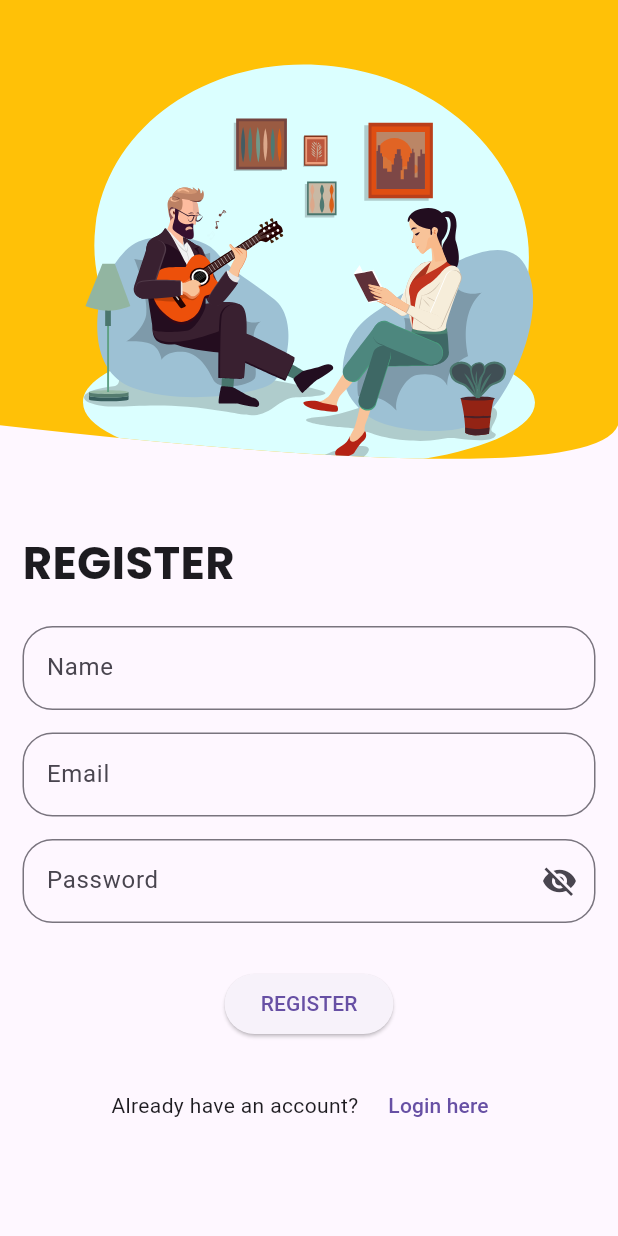
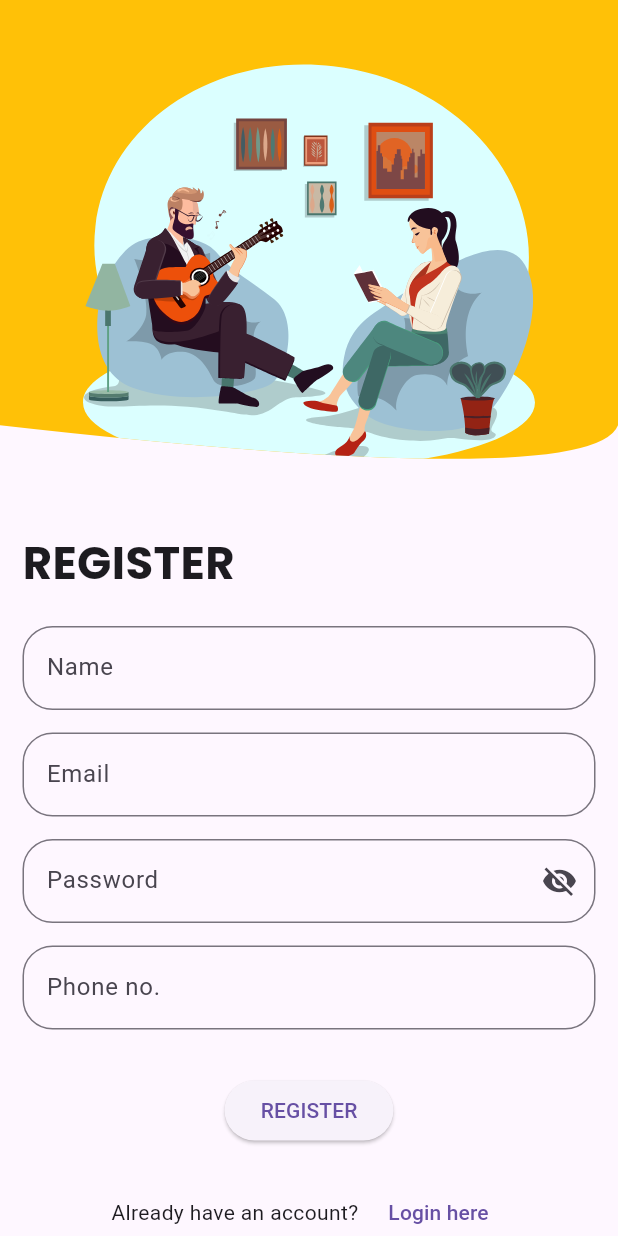
Before and after one commit to nikhilks767/git-R, a Flutter app: the screen it shows after launch, after a tap on "Register here", on a phone screen of 412 x 824 dp. Run offline on Flutter 3.47's test engine with Material 3 defaults, Android fonts, the phone set to English and light mode, and no system bars; our stand-ins replace cloud_firestore, firebase_auth, firebase_core, get, google_fonts, lottie and 1 more; missing offline and left inert: flutter_guitar_chord, guitar_chord_library, slidable_drawer; accounts and stored records are empty; network calls fail.

Commit message:
second_commit

```diff
--- a/lib/main.dart
+++ b/lib/main.dart
@@ -3,17 +3,14 @@
 import 'package:firebase_core/firebase_core.dart';
 import 'package:flutter/material.dart';
 import 'package:get/get.dart';
+import 'package:gitr/firebase_options.dart';
 import 'package:gitr/view/splash_screen/splash_screen.dart';
 
 Future<void> main() async {
   WidgetsFlutterBinding.ensureInitialized();
   await Firebase.initializeApp(
-      options: FirebaseOptions(
-    apiKey: 'AIzaSyDBZsIfNaMl9qhMESlzCBxV1BJP76wgjlc',
-    appId: '1:591996051847:android:1bbae5040d2e7559103322',
-    messagingSenderId: '591996051847',
-    projectId: 'gitr-mainproject',
-  ));
+    options: DefaultFirebaseOptions.currentPlatform,
+  );
   runApp(const MyApp());
 }
 
--- a/lib/model/user.dart
+++ b/lib/model/user.dart
@@ -1,37 +1,68 @@
 // To parse this JSON data, do
 //
-//     final users = usersFromJson(jsonString);
+//     final userModel = userModelFromJson(jsonString);
 
-import 'dart:convert';
+// import 'dart:convert';
 
-Users usersFromJson(String str) => Users.fromJson(json.decode(str));
+// UserModel userModelFromJson(String str) => UserModel.fromJson(json.decode(str));
 
-String usersToJson(Users data) => json.encode(data.toJson());
+// String userModelToJson(UserModel data) => json.encode(data.toJson());
 
-class Users {
-  final int? uid;
-  final String? username;
+import 'package:cloud_firestore/cloud_firestore.dart';
+
+class UserModel {
+  final String id;
+  final String name;
   final String? email;
   final String? password;
+  final int? phone;
 
-  Users({
-    this.uid,
-    this.username,
+  UserModel({
+    required this.id,
+    required this.name,
     this.email,
     this.password,
+    this.phone,
   });
 
-  factory Users.fromJson(Map<String, dynamic> json) => Users(
-        uid: json["uid"],
-        username: json["username"],
-        email: json["email"],
-        password: json["password"],
+  factory UserModel.fromMap(Map<String, dynamic> map, String documentId) =>
+      UserModel(
+        id: documentId,
+        name: map["name"],
+        email: map["email"],
+        password: map["password"],
+        phone: map["phone"],
       );
 
-  Map<String, dynamic> toJson() => {
-        "uid": uid,
-        "username": username,
+  Map<String, dynamic> toMap() => {
+        "uid": id,
+        "name": name,
         "email": email,
         "password": password,
+        "phone": phone,
       };
+
+  Future<void> saveUser() async {
+    try {
+      await FirebaseFirestore.instance.collection("users").doc(id).set(toMap());
+    } catch (e) {
+      print("Error Saving User : $e");
+    }
+  }
+
+  static Future<UserModel?> getById(String id) async {
+    try {
+      DocumentSnapshot doc =
+          await FirebaseFirestore.instance.collection("users").doc(id).get();
+      if (doc.exists) {
+        return UserModel.fromMap(doc.data() as Map<String, dynamic>, doc.id);
+      } else {
+        print('No user found with id: $id');
+        return null;
+      }
+    } catch (e) {
+      print('Error getting user: $e');
+      return null;
+    }
+  }
 }
--- a/lib/utils/reset_password.dart
+++ b/lib/utils/reset_password.dart
@@ -21,6 +21,7 @@ class _ResetPasswordState extends State<ResetPassword> {
   Widget build(BuildContext context) {
     return Scaffold(
       appBar: AppBar(
+        automaticallyImplyLeading: false,
         title: Text(
           "Reset Password",
           style: GoogleFonts.poppins(
--- a/lib/view/home_screen/screens/chord_screen.dart
+++ b/lib/view/home_screen/screens/chord_screen.dart
@@ -3,6 +3,7 @@
 import 'package:flutter/material.dart';
 import 'package:flutter_guitar_chord/flutter_guitar_chord.dart';
 import 'package:gitr/constants/color_constants.dart';
+import 'package:google_fonts/google_fonts.dart';
 import 'package:guitar_chord_library/guitar_chord_library.dart';
 
 class ChordScreen extends StatefulWidget {
@@ -68,6 +69,7 @@ class _ChordScreenState extends State<ChordScreen> {
                   indicator: BoxDecoration(
                     color: ColorConstants.amber,
                   ),
+                  labelStyle: GoogleFonts.rubik(),
                   labelColor: ColorConstants.primaryWhite,
                   indicatorSize: TabBarIndicatorSize.tab,
                   labelPadding: EdgeInsets.symmetric(
--- a/lib/view/login_screen/login_screen.dart
+++ b/lib/view/login_screen/login_screen.dart
@@ -1,10 +1,11 @@
-// ignore_for_file: prefer_const_constructors, unnecessary_overrides
+// ignore_for_file: prefer_const_constructors, unnecessary_overrides, avoid_print
 
 import 'package:flutter/material.dart';
 import 'package:get/get.dart';
 import 'package:gitr/constants/color_constants.dart';
 import 'package:gitr/firebase_functions.dart';
 import 'package:gitr/utils/reset_password.dart';
+import 'package:gitr/view/admin/admin_login_screen/admin_login_screen.dart';
 import 'package:gitr/view/drawer/draw_clip.dart';
 import 'package:gitr/view/home_screen/home_screen.dart';
 import 'package:gitr/view/register_screen/register_screen.dart';
@@ -46,7 +47,8 @@ class _LoginScreenState extends State<LoginScreen>
 
   @override
   Widget build(BuildContext context) {
-    return Scaffold(
+    return SafeArea(
+      child: Scaffold(
         body: SingleChildScrollView(
           child: Column(
             children: [
@@ -60,13 +62,31 @@ class _LoginScreenState extends State<LoginScreen>
                         child: Container(
                           width: double.infinity,
                           height: MediaQuery.sizeOf(context).height * 0.43,
-                        decoration: BoxDecoration(color: ColorConstants.amber),
+                          decoration:
+                              BoxDecoration(color: ColorConstants.amber),
                           child: Lottie.asset(
                             "assets/animations/Animation-2.json",
                           ),
                         ),
                       );
                     },
+                  ),
+                  Positioned(
+                    right: 10,
+                    top: 10,
+                    child: PopupMenuButton(
+                      icon: Icon(
+                        Icons.more_vert,
+                      ),
+                      itemBuilder: (context) => [
+                        PopupMenuItem(
+                          child: Text("Admin"),
+                          onTap: () {
+                            Get.to(() => AdminLoginScreen());
+                          },
+                        )
+                      ],
+                    ),
                   ),
                 ],
               ),
@@ -121,11 +141,7 @@ class _LoginScreenState extends State<LoginScreen>
                       children: [
                         TextButton(
                             onPressed: () {
-                            Navigator.push(
-                                context,
-                                MaterialPageRoute(
-                                  builder: (context) => ResetPassword(),
-                                ));
+                              Get.to(() => ResetPassword());
                             },
                             child: Text("Forgot Password?")),
                       ],
@@ -145,7 +161,7 @@ class _LoginScreenState extends State<LoginScreen>
                         SizedBox(width: 8),
                         TextButton(
                             onPressed: () {
-                            Get.to(RegisterScreen());
+                              Get.to(() => RegisterScreen());
                             },
                             child: Text("Register here"))
                       ],
@@ -154,6 +170,7 @@ class _LoginScreenState extends State<LoginScreen>
                 ),
               )
             ],
+          ),
         ),
       ),
     );
@@ -165,7 +182,7 @@ class _LoginScreenState extends State<LoginScreen>
 
     FirebaseFunctions().signInUser(email: email, pass: pass).then((response) {
       if (response == null) {
-        Get.to(GitRHomeScreen());
+        Get.to(() => GitRHomeScreen());
         emailcontroller.clear();
         passcontroller.clear();
       } else {
--- a/lib/view/register_screen/register_screen.dart
+++ b/lib/view/register_screen/register_screen.dart
@@ -1,5 +1,6 @@
 // ignore_for_file: prefer_const_constructors, unnecessary_overrides
 
+import 'package:cloud_firestore/cloud_firestore.dart';
 import 'package:flutter/material.dart';
 import 'package:get/get.dart';
 import 'package:gitr/constants/color_constants.dart';
@@ -23,6 +24,8 @@ class _RegisterScreenState extends State<RegisterScreen>
   TextEditingController namecontroller = TextEditingController();
   TextEditingController emailcontroller = TextEditingController();
   TextEditingController passcontroller = TextEditingController();
+  TextEditingController phonecontroller = TextEditingController();
+  late CollectionReference _userCollection;
   bool isVisible = true;
   @override
   void initState() {
@@ -33,7 +36,7 @@ class _RegisterScreenState extends State<RegisterScreen>
         lowerBound: -1,
         vsync: this)
       ..repeat();
-
+    _userCollection = FirebaseFirestore.instance.collection("users");
     super.initState();
   }
 
@@ -45,7 +48,8 @@ class _RegisterScreenState extends State<RegisterScreen>
 
   @override
   Widget build(BuildContext context) {
-    return Scaffold(
+    return SafeArea(
+      child: Scaffold(
         body: SingleChildScrollView(
           child: Column(
             children: [
@@ -59,7 +63,8 @@ class _RegisterScreenState extends State<RegisterScreen>
                         child: Container(
                           width: double.infinity,
                           height: MediaQuery.sizeOf(context).height * 0.43,
-                        decoration: BoxDecoration(color: ColorConstants.amber),
+                          decoration:
+                              BoxDecoration(color: ColorConstants.amber),
                           child: Lottie.asset(
                             "assets/animations/Animation-3.json",
                           ),
@@ -136,6 +141,19 @@ class _RegisterScreenState extends State<RegisterScreen>
                                 : Icon(Icons.visibility)),
                       ),
                     ),
+                    SizedBox(height: 15),
+                    TextFormField(
+                      controller: phonecontroller,
+                      cursorColor: ColorConstants.amber,
+                      decoration: InputDecoration(
+                          border: OutlineInputBorder(
+                              borderRadius: BorderRadius.circular(20)),
+                          focusedBorder: OutlineInputBorder(
+                              borderSide: BorderSide(
+                                  width: 2, color: Colors.amber.shade800),
+                              borderRadius: BorderRadius.circular(20)),
+                          hintText: "Phone no."),
+                    ),
                     SizedBox(height: 30),
                     ElevatedButton(
                         onPressed: () {
@@ -161,6 +179,7 @@ class _RegisterScreenState extends State<RegisterScreen>
             ],
           ),
         ),
+      ),
     );
   }
 
@@ -168,9 +187,10 @@ class _RegisterScreenState extends State<RegisterScreen>
     String name = namecontroller.text.trim();
     String email = emailcontroller.text.trim();
     String pass = passcontroller.text.trim();
+    int phone = int.parse(phonecontroller.text.trim());
 
     FirebaseFunctions()
-        .signUpUser(email: email, pass: pass, name: name)
+        .signUpUser(email: email, pass: pass, name: name, phone: phone)
         .then((response) {
       if (response == null) {
         Get.back(result: context);
@@ -184,4 +204,20 @@ class _RegisterScreenState extends State<RegisterScreen>
       }
     });
   }
+
+  // Future<void> addUser() {
+  //   return _userCollection.add({
+  //     "name": namecontroller.text,
+  //     "email": emailcontroller.text,
+  //     "phone": phonecontroller.text,
+  //   }).then((value) {
+  //     print("User Added Successfully");
+  //   }).catchError((error) {
+  //     print("Failed: $error");
+  //   });
+  // }
+
+  // Stream<QuerySnapshot> getUser() {
+  //   return _userCollection.snapshots();
+  // }
 }
--- a/lib/view/splash_screen/splash_screen.dart
+++ b/lib/view/splash_screen/splash_screen.dart
@@ -9,7 +9,7 @@ import 'package:gitr/constants/color_constants.dart';
 import 'package:gitr/view/home_screen/home_screen.dart';
 import 'package:gitr/view/login_screen/login_screen.dart';
 // import 'package:lottie/lottie.dart';
-import 'package:google_fonts/google_fonts.dart';
+// import 'package:google_fonts/google_fonts.dart';
 
 class SplashScreen extends StatefulWidget {
   const SplashScreen({super.key});
@@ -29,9 +29,9 @@ class _SplashScreenState extends State<SplashScreen> {
 
   Future<void> navigateToNextScreen() async {
     if (user == null) {
-      await Get.off(LoginScreen());
+      await Get.off(() => LoginScreen());
     } else {
-      await Get.off(GitRHomeScreen());
+      await Get.off(() => GitRHomeScreen());
     }
   }
 
@@ -48,24 +48,24 @@ class _SplashScreenState extends State<SplashScreen> {
               height: 400,
               // width: double.infinity,
             ),
-            Text("Where Words Fail ...",
-                style: GoogleFonts.montez(
-                    textStyle: TextStyle(
-                        fontSize: 30,
-                        fontWeight: FontWeight.bold,
-                        color: ColorConstants.primaryWhite,
-                        shadows: [
-                      Shadow(color: ColorConstants.deepOrange, blurRadius: 3)
-                    ]))),
-            Text("               Music Speaks 🎶",
-                style: GoogleFonts.montez(
-                    textStyle: TextStyle(
-                        fontSize: 30,
-                        fontWeight: FontWeight.bold,
-                        color: ColorConstants.primaryWhite,
-                        shadows: [
-                      Shadow(color: ColorConstants.deepOrange, blurRadius: 3)
-                    ]))),
+            // Text("Where Words Fail ...",
+            //     style: GoogleFonts.montez(
+            //         textStyle: TextStyle(
+            //             fontSize: 30,
+            //             fontWeight: FontWeight.bold,
+            //             color: ColorConstants.primaryWhite,
+            //             shadows: [
+            //           Shadow(color: ColorConstants.deepOrange, blurRadius: 3)
+            //         ]))),
+            // Text("Music Speaks 🎶",
+            //     style: GoogleFonts.montez(
+            //         textStyle: TextStyle(
+            //             fontSize: 30,
+            //             fontWeight: FontWeight.bold,
+            //             color: ColorConstants.primaryWhite,
+            //             shadows: [
+            //           Shadow(color: ColorConstants.deepOrange, blurRadius: 3)
+            //         ]))),
           ],
         ),
         // child: Stack(
--- a/pubspec.yaml
+++ b/pubspec.yaml
@@ -28,6 +28,7 @@ environment:
 # the latest version available on pub.dev. To see which dependencies have newer
 # versions available, run `flutter pub outdated`.
 dependencies:
+  cloud_firestore: ^5.0.1
   cupertino_icons: ^1.0.6
   firebase_auth: null
   firebase_core: null
```
Also changed, not shown: lib/firebase_functions.dart (+23 -2 lines), lib/view/admin/admin_home_screen/admin_home_screen.dart (added, +30 -0 lines), lib/view/admin/admin_login_screen/admin_login_screen.dart (added, +112 -0 lines), lib/view/home_screen/home_screen.dart (+64 -23 lines), lib/view/home_screen/screens/profile_screen.dart (added, +75 -0 lines), lib/view/home_screen/widgets/heading.dart (added, +73 -0 lines), assets/images/admin_logo.png (added), pubspec.lock, 3 other files. Lines whose indentation alone changed are shown as unchanged.
